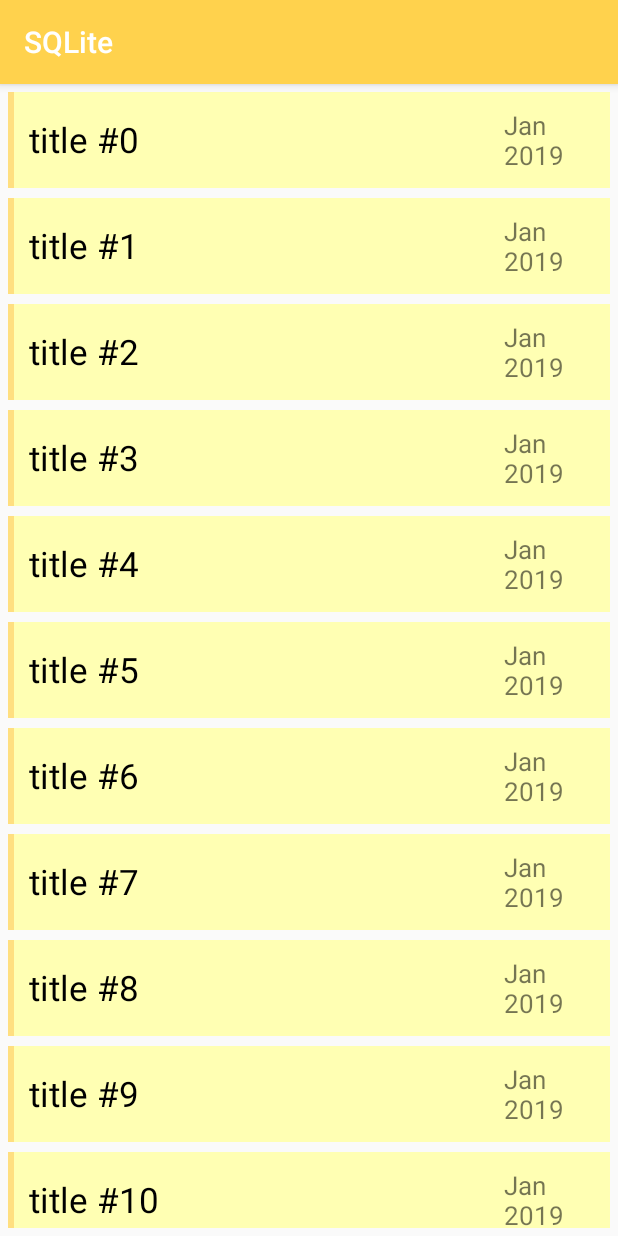
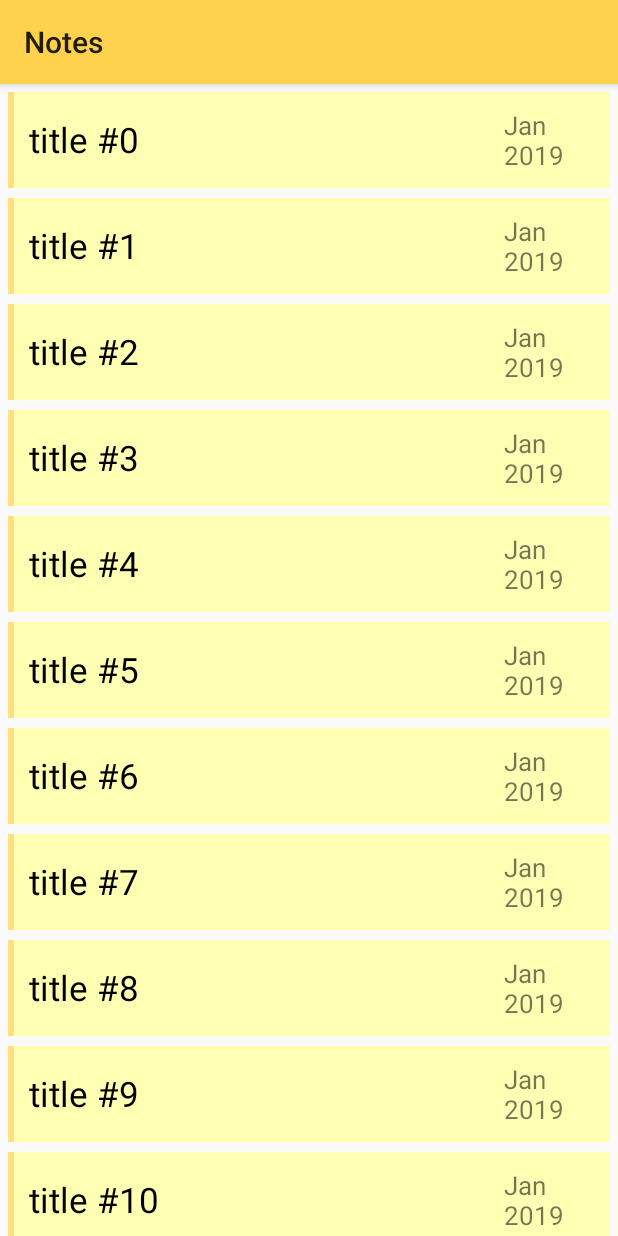
Before and after one commit to ArtemisSoftware/SQLite, an Android app: the screen it shows after launch (NoteListActivity), on a phone screen of 412 x 824 dp. Run offline under Robolectric (Android 15) with nearby library versions, the phone set to English and light mode, and no system bars.

Commit message:
Building a Custom Toolbar. Had to change styles android manifest files in order to work

```diff
--- a/app/build.gradle
+++ b/app/build.gradle
@@ -27,6 +27,11 @@ dependencies {
     androidTestImplementation 'androidx.test.ext:junit:1.1.1'
     androidTestImplementation 'androidx.test.espresso:espresso-core:3.2.0'
 
+    //RecyclerView
     implementation 'androidx.recyclerview:recyclerview:1.1.0'
 
+    //Support Design (toolbars)
+    def material_version = "1.0.0"
+    implementation "com.google.android.material:material:$material_version"
+
 }
--- a/app/src/main/AndroidManifest.xml
+++ b/app/src/main/AndroidManifest.xml
@@ -9,7 +9,8 @@
         android:roundIcon="@mipmap/ic_launcher_round"
         android:supportsRtl="true"
         android:theme="@style/AppTheme">
-        <activity android:name=".NoteListActivity">
+        <activity android:name=".NoteListActivity"
+            android:theme="@style/AppTheme.NoActionBar">
             <intent-filter>
                 <action android:name="android.intent.action.MAIN" />
 
--- a/app/src/main/java/com/titan/sqlite/NoteListActivity.java
+++ b/app/src/main/java/com/titan/sqlite/NoteListActivity.java
@@ -1,6 +1,7 @@
 package com.titan.sqlite;
 
 import androidx.appcompat.app.AppCompatActivity;
+import androidx.appcompat.widget.Toolbar;
 import androidx.recyclerview.widget.LinearLayoutManager;
 import androidx.recyclerview.widget.RecyclerView;
 
@@ -29,6 +30,9 @@ public class NoteListActivity extends AppCompatActivity {
 
         initRecyclerView();
         insertFakeNotes();
+
+        setSupportActionBar((Toolbar) findViewById(R.id.notes_toolbar));
+        setTitle("Notes");
     }
 
     private void insertFakeNotes(){
--- a/app/src/main/res/layout/activity_note_list.xml
+++ b/app/src/main/res/layout/activity_note_list.xml
@@ -1,16 +1,34 @@
 <?xml version="1.0" encoding="utf-8"?>
-<androidx.constraintlayout.widget.ConstraintLayout xmlns:android="http://schemas.android.com/apk/res/android"
+<androidx.coordinatorlayout.widget.CoordinatorLayout
+    xmlns:android="http://schemas.android.com/apk/res/android"
     xmlns:app="http://schemas.android.com/apk/res-auto"
     xmlns:tools="http://schemas.android.com/tools"
     android:layout_width="match_parent"
     android:layout_height="match_parent"
     tools:context=".NoteListActivity">
 
+   <com.google.android.material.appbar.AppBarLayout
+       android:id="@+id/appBarLayout"
+       android:layout_width="match_parent"
+       android:layout_height="wrap_content">
+
+      <androidx.appcompat.widget.Toolbar
+          android:id="@+id/notes_toolbar"
+          android:layout_width="match_parent"
+          android:layout_height="?attr/actionBarSize"
+          android:background="?attr/colorPrimary"
+          app:layout_scrollFlags="scroll|enterAlways">
+
+      </androidx.appcompat.widget.Toolbar>
+
+   </com.google.android.material.appbar.AppBarLayout>
+
    <androidx.recyclerview.widget.RecyclerView
        android:layout_width="match_parent"
        android:layout_height="match_parent"
        android:id="@+id/recyclerView"
        android:orientation="vertical"
-       android:padding="5dp"/>
+       android:padding="5dp"
+       app:layout_behavior="@string/appbar_scrolling_view_behavior"/>
 
-</androidx.constraintlayout.widget.ConstraintLayout>
+</androidx.coordinatorlayout.widget.CoordinatorLayout>
--- a/app/src/main/res/values/styles.xml
+++ b/app/src/main/res/values/styles.xml
@@ -8,4 +8,14 @@
         <item name="colorAccent">@color/colorAccent</item>
     </style>
 
+
+    <style name="AppTheme.NoActionBar">
+        <item name="windowActionBar">false</item>
+        <item name="windowNoTitle">true</item>
+    </style>
+
+    <style name="AppTheme.AppBarOverlay" parent="ThemeOverlay.AppCompat.Dark.ActionBar" />
+
+    <style name="AppTheme.PopupOverlay" parent="ThemeOverlay.AppCompat.Light" />
+
 </resources>
```
